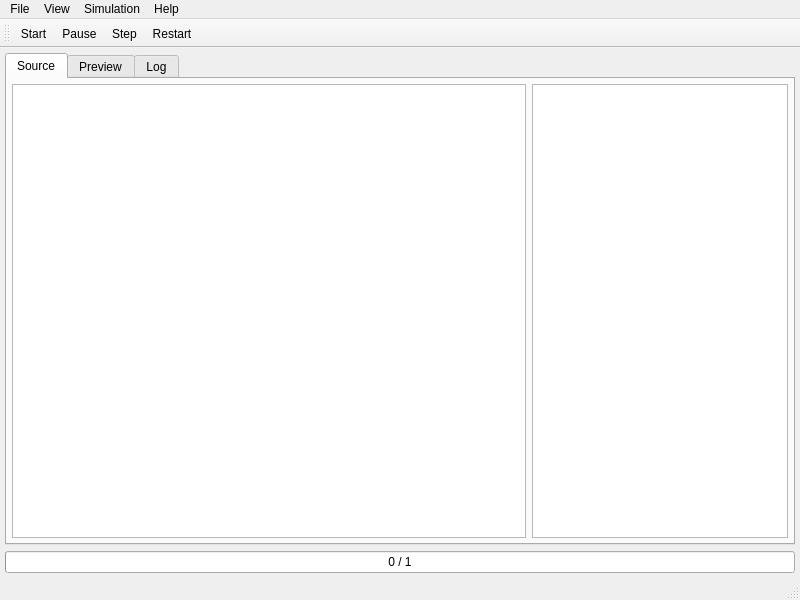
GeorgievLab/CeCe, file app/gui/MainWindow.ui: the form before one commit.
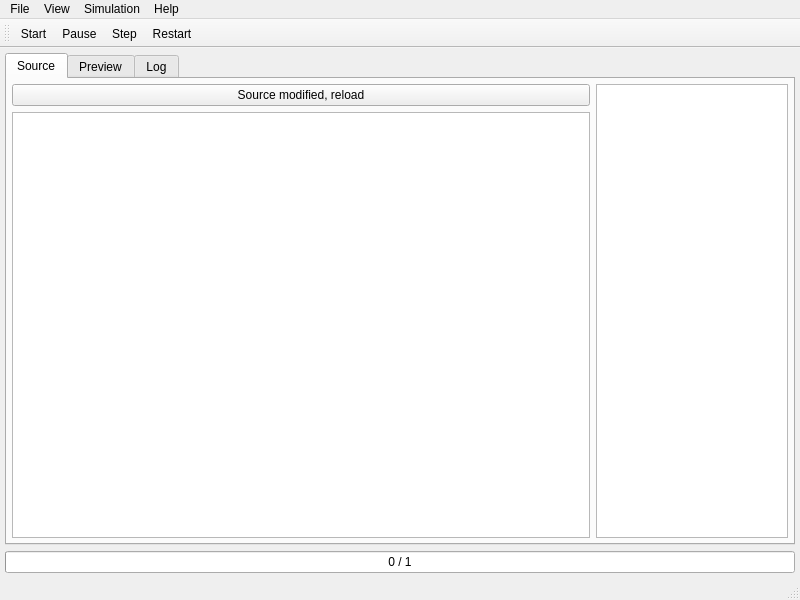
The form after the commit. The open tabs and pages were chosen to show the change. Icons and pictures are not drawn. Custom widgets are drawn as their Qt base class.

Diff of the .ui file:
```diff
--- a/app/gui/MainWindow.ui
+++ b/app/gui/MainWindow.ui
@@ -39,7 +39,7 @@
        <attribute name="title">
         <string>Source</string>
        </attribute>
-       <layout class="QHBoxLayout" name="horizontalLayout" stretch="1,0">
+       <layout class="QHBoxLayout" name="horizontalLayout" stretch="3,1">
         <property name="leftMargin">
          <number>5</number>
         </property>
@@ -53,15 +53,56 @@
          <number>5</number>
         </property>
         <item>
-         <widget class="QPlainTextEdit" name="plainTextEdit">
-          <property name="font">
-           <font>
-            <family>Monospace</family>
-           </font>
-          </property>
-          <property name="lineWrapMode">
-           <enum>QPlainTextEdit::NoWrap</enum>
-          </property>
+         <widget class="QWidget" name="widget" native="true">
+          <layout class="QVBoxLayout" name="verticalLayout_3">
+           <property name="leftMargin">
+            <number>0</number>
+           </property>
+           <property name="topMargin">
+            <number>0</number>
+           </property>
+           <property name="rightMargin">
+            <number>0</number>
+           </property>
+           <property name="bottomMargin">
+            <number>0</number>
+           </property>
+           <item>
+            <widget class="QPushButton" name="reloadButton">
+             <property name="enabled">
+              <bool>true</bool>
+             </property>
+             <property name="text">
+              <string>Source modified, reload</string>
+             </property>
+             <property name="icon">
+              <iconset resource="icons.qrc">
+               <normaloff>:/cece/icons/restart-24.png</normaloff>:/cece/icons/restart-24.png</iconset>
+             </property>
+             <property name="iconSize">
+              <size>
+               <width>12</width>
+               <height>12</height>
+              </size>
+             </property>
+             <property name="flat">
+              <bool>false</bool>
+             </property>
+            </widget>
+           </item>
+           <item>
+            <widget class="QPlainTextEdit" name="plainTextEdit">
+             <property name="font">
+              <font>
+               <family>Monospace</family>
+              </font>
+             </property>
+             <property name="lineWrapMode">
+              <enum>QPlainTextEdit::NoWrap</enum>
+             </property>
+            </widget>
+           </item>
+          </layout>
          </widget>
         </item>
         <item>
```
Left out of the diff: 34 changed lines with no effect on the pictures.
